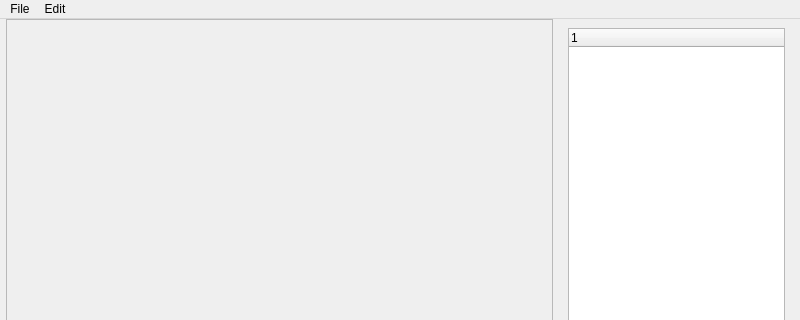
First picture: the form in resources/ui/main_window.ui, repository Baxterminator/orchestrer, before the edit; both pictures show x 0 to 800 and y 0 to 320 of the 800 by 600 pixel window.
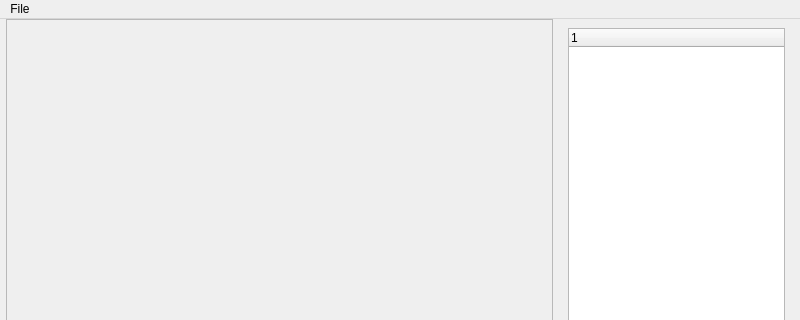
Second picture: the form after the edit.

```diff
--- a/resources/ui/main_window.ui
+++ b/resources/ui/main_window.ui
@@ -124,17 +124,11 @@
     <property name="toolTipsVisible">
      <bool>true</bool>
     </property>
-    <addaction name="actionNew"/>
-    <addaction name="actionLoad_Project"/>
-   </widget>
-   <widget class="QMenu" name="menuEdit">
-    <property name="title">
-     <string>Edit</string>
-    </property>
-    <addaction name="actionRemove"/>
+    <addaction name="new_project"/>
+    <addaction name="load_project"/>
+    <addaction name="save_project"/>
    </widget>
    <addaction name="menuMenu"/>
-   <addaction name="menuEdit"/>
   </widget>
   <widget class="QStatusBar" name="statusbar"/>
   <action name="actionNew">
```
Left out of the diff: 9 changed lines with no effect on the pictures.
